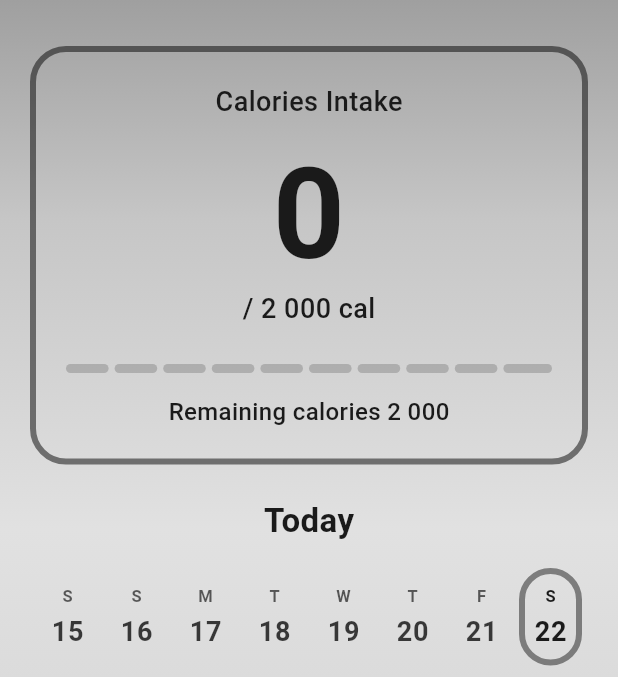
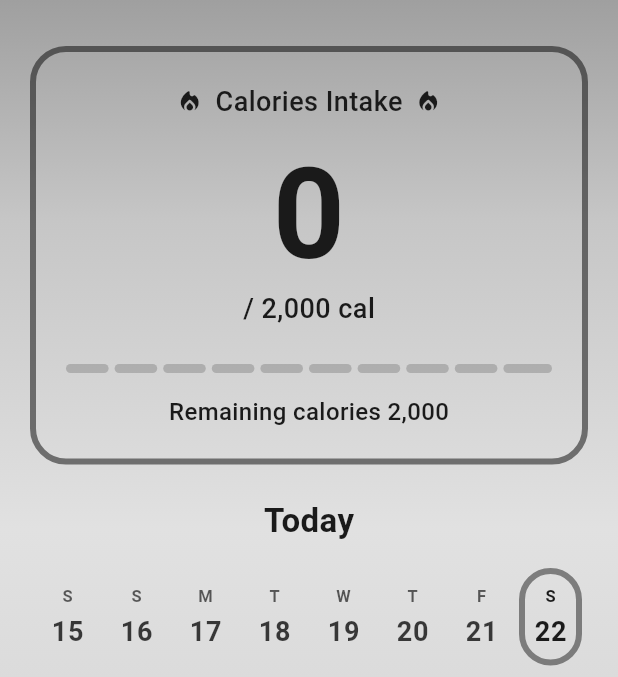
Before and after one commit to siho1117/food_cal, a Flutter app: the screen it shows after launch, on a phone screen of 412 x 824 dp, the part 89-766 px from its top. Run offline on Flutter 3.47's test engine with Material 3 defaults, Android fonts, the phone set to English and light mode, and no system bars; our stand-ins replace fl_chart, flutter_dotenv, flutter_image_compress, flutter_slidable, image_gallery_saver, image_picker and 4 more; accounts and stored records are empty.

Commit message:
Your commit message here

```diff
--- a/lib/l10n/app_en.arb
+++ b/lib/l10n/app_en.arb
@@ -5,6 +5,7 @@
   "caloriesToday": "Calories Intake",
   "cal": "cal",
   "remainingCalories": "Remaining calories",
+  "caloriesOver": "Calories over",
 
   "@@ COMMENT": "WeekNavigationWidget - NEW",
   "today": "Today",
--- a/lib/l10n/app_zh.arb
+++ b/lib/l10n/app_zh.arb
@@ -5,6 +5,7 @@
   "caloriesToday": "Calories Intake",
   "cal": "cal",
   "remainingCalories": "Remaining calories",
+  "caloriesOver": "Calories over",
 
   "@@ COMMENT": "WeekNavigationWidget - NEW",
   "today": "Today",
--- a/lib/l10n/app_zh_CN.arb
+++ b/lib/l10n/app_zh_CN.arb
@@ -5,6 +5,7 @@
   "caloriesToday": "Calories Intake",
   "cal": "cal",
   "remainingCalories": "Remaining calories",
+  "caloriesOver": "Calories over",
 
   "@@ COMMENT": "WeekNavigationWidget - NEW",
   "today": "Today",
--- a/lib/l10n/app_zh_TW.arb
+++ b/lib/l10n/app_zh_TW.arb
@@ -5,6 +5,7 @@
   "caloriesToday": "Calories Intake",
   "cal": "cal",
   "remainingCalories": "Remaining calories",
+  "caloriesOver": "Calories over",
 
   "@@ COMMENT": "WeekNavigationWidget - NEW",
   "today": "Today",
--- a/lib/widgets/home/calorie_summary_widget.dart
+++ b/lib/widgets/home/calorie_summary_widget.dart
@@ -12,6 +12,45 @@ class _CalorieSummaryDesign {
   static const double progressBarGap = 4.0;
   static const int progressBarSegments = 10;
   static const Color progressColorOver = Color(0xFFFF6B6B); // Soft red
+  static const double mainCalorieFontSize = 84.0;
+}
+
+/// Utility class for calorie-related calculations and formatting
+/// Extracted for testability
+class CalorieSummaryUtils {
+  /// Formats a number with thousands separator or k-suffix
+  /// Examples: 1500 → "1,500", 10000 → "10.0k", 10500 → "10.5k"
+  static String formatNumber(int number) {
+    if (number >= 10000) {
+      final k = number / 1000;
+      if (k % 1 == 0) {
+        return '${k.toInt()}k';
+      }
+      return '${k.toStringAsFixed(1)}k';
+    }
+
+    final str = number.toString();
+    if (str.length <= 3) return str;
+
+    final buffer = StringBuffer();
+    for (int i = 0; i < str.length; i++) {
+      if (i > 0 && (str.length - i) % 3 == 0) {
+        buffer.write(',');
+      }
+      buffer.write(str[i]);
+    }
+    return buffer.toString();
+  }
+
+  /// Calculates remaining calories (can be negative if over budget)
+  static int calculateRemaining(int totalCalories, int calorieGoal) {
+    return calorieGoal - totalCalories;
+  }
+
+  /// Calculates progress as a value between 0.0 and 1.0
+  static double calculateProgress(int totalCalories, int calorieGoal) {
+    return (totalCalories / calorieGoal).clamp(0.0, 1.0);
+  }
 }
 
 class CalorieSummaryWidget extends StatefulWidget {
@@ -109,6 +148,20 @@ class _CalorieSummaryWidgetState extends State<CalorieSummaryWidget>
     super.dispose();
   }
 
+  String _buildSemanticLabel(int totalCalories, int calorieGoal, int remaining, bool isOverBudget) {
+    final currentText = AppLocalizations.of(context)!.caloriesToday;
+    final remainingText = AppLocalizations.of(context)!.remainingCalories;
+
+    if (isOverBudget) {
+      final overAmount = remaining.abs();
+      return '$currentText: $totalCalories of $calorieGoal calories. Over budget by $overAmount calories.';
+    } else if (remaining == 0) {
+      return '$currentText: $totalCalories of $calorieGoal calories. Goal reached.';
+    } else {
+      return '$currentText: $totalCalories of $calorieGoal calories. $remaining $remainingText.';
+    }
+  }
+
   @override
   Widget build(BuildContext context) {
     // ✅ NEW: Now consuming both HomeProvider AND ThemeProvider
@@ -121,17 +174,19 @@ class _CalorieSummaryWidgetState extends State<CalorieSummaryWidget>
         final totalCalories = homeProvider.totalCalories;
         final calorieGoal = homeProvider.calorieGoal;
 
-        final remaining = calorieGoal - totalCalories;
+        final remaining = CalorieSummaryUtils.calculateRemaining(totalCalories, calorieGoal);
         final isOverBudget = remaining < 0;
 
         _checkForRefresh(totalCalories, calorieGoal);
 
-        final calorieProgress = (totalCalories / calorieGoal).clamp(0.0, 1.0);
+        final calorieProgress = CalorieSummaryUtils.calculateProgress(totalCalories, calorieGoal);
 
         return SlideTransition(
           position: _slideAnimation,
           child: FadeTransition(
             opacity: _fadeAnimation,
+            child: Semantics(
+              label: _buildSemanticLabel(totalCalories, calorieGoal, remaining, isOverBudget),
               child: _buildTransparentCard(
                 themeProvider: themeProvider,
                 totalCalories: totalCalories,
@@ -139,6 +194,7 @@ class _CalorieSummaryWidgetState extends State<CalorieSummaryWidget>
                 remaining: remaining,
                 isOverBudget: isOverBudget,
                 calorieProgress: calorieProgress,
+              ),
             ),
           ),
         );
@@ -203,7 +259,16 @@ class _CalorieSummaryWidgetState extends State<CalorieSummaryWidget>
         padding: AppWidgetTheme.cardPadding,
         child: Column(
           children: [
-            // Title
+            // Title with flame icons on both sides
+            Row(
+              mainAxisAlignment: MainAxisAlignment.center,
+              children: [
+                Icon(
+                  Icons.local_fire_department_rounded,
+                  size: AppWidgetTheme.fontSizeLG,
+                  color: textColor,
+                ),
+                const SizedBox(width: 8),
                 Text(
                   AppLocalizations.of(context)!.caloriesToday,
                   style: TextStyle(
@@ -213,6 +278,14 @@ class _CalorieSummaryWidgetState extends State<CalorieSummaryWidget>
                     letterSpacing: 0.3,
                     shadows: AppWidgetTheme.textShadows,
                   ),
+                ),
+                const SizedBox(width: 8),
+                Icon(
+                  Icons.local_fire_department_rounded,
+                  size: AppWidgetTheme.fontSizeLG,
+                  color: textColor,
+                ),
+              ],
             ),
 
             SizedBox(height: AppWidgetTheme.spaceXL),
@@ -236,6 +309,16 @@ class _CalorieSummaryWidgetState extends State<CalorieSummaryWidget>
   }
 
   Widget _buildMainDisplay(int totalCalories, int calorieGoal, Color textColor) {
+    // Cache the TextStyle to avoid recreating it on every animation frame
+    final numberStyle = TextStyle(
+      fontSize: _CalorieSummaryDesign.mainCalorieFontSize,
+      fontWeight: FontWeight.w600,
+      color: textColor,
+      height: 1.0,
+      letterSpacing: -2,
+      shadows: AppWidgetTheme.textShadows,
+    );
+
     return Center(
       child: Column(
         children: [
@@ -246,15 +329,8 @@ class _CalorieSummaryWidgetState extends State<CalorieSummaryWidget>
               final animatedValue = (_countAnimation.value * totalCalories).round();
 
               return Text(
-                _formatNumber(animatedValue),
-                style: TextStyle(
-                  fontSize: 84,
-                  fontWeight: FontWeight.w600,
-                  color: textColor,
-                  height: 1.0,
-                  letterSpacing: -2,
-                  shadows: AppWidgetTheme.textShadows,
-                ),
+                CalorieSummaryUtils.formatNumber(animatedValue),
+                style: numberStyle,
               );
             },
           ),
@@ -263,7 +339,7 @@ class _CalorieSummaryWidgetState extends State<CalorieSummaryWidget>
 
           // Goal line
           Text(
-            '/ ${_formatNumber(calorieGoal)} ${AppLocalizations.of(context)!.cal}',
+            '/ ${CalorieSummaryUtils.formatNumber(calorieGoal)} ${AppLocalizations.of(context)!.cal}',
             style: TextStyle(
               fontSize: AppWidgetTheme.fontSizeLG,
               fontWeight: FontWeight.w500,
@@ -286,6 +362,11 @@ class _CalorieSummaryWidgetState extends State<CalorieSummaryWidget>
         ? _CalorieSummaryDesign.progressColorOver
         : textColor;
 
+    // Cache colors to avoid recreating them on every animation frame
+    final filledColor = progressColor.withValues(alpha: AppWidgetTheme.opacityHighest);
+    final unfilledColor = textColor.withValues(alpha: AppWidgetTheme.opacityMediumHigh);
+    final shadowColor = progressColor.withValues(alpha: 0.3);
+
     return AnimatedBuilder(
       animation: _progressAnimation,
       builder: (context, child) {
@@ -302,13 +383,11 @@ class _CalorieSummaryWidgetState extends State<CalorieSummaryWidget>
                   right: index < segmentCount - 1 ? _CalorieSummaryDesign.progressBarGap : 0,
                 ),
                 decoration: BoxDecoration(
-                  color: isFilled
-                      ? progressColor.withValues(alpha: AppWidgetTheme.opacityHighest)
-                      : textColor.withValues(alpha: AppWidgetTheme.opacityMediumHigh),
+                  color: isFilled ? filledColor : unfilledColor,
                   borderRadius: BorderRadius.circular(3),
                   boxShadow: isFilled ? [
                     BoxShadow(
-                      color: progressColor.withValues(alpha: 0.3),
+                      color: shadowColor,
                       blurRadius: 6,
                       offset: const Offset(0, 0),
                     ),
@@ -324,19 +403,23 @@ class _CalorieSummaryWidgetState extends State<CalorieSummaryWidget>
 
   Widget _buildRemainingInfo(int remaining, Color textColor) {
     String displayValue;
+    String labelText;
 
     if (remaining > 0) {
-      displayValue = _formatNumber(remaining);
+      displayValue = CalorieSummaryUtils.formatNumber(remaining);
+      labelText = AppLocalizations.of(context)!.remainingCalories;
     } else if (remaining < 0) {
       final overAmount = remaining.abs();
-      displayValue = '+${_formatNumber(overAmount)}';
+      displayValue = '+${CalorieSummaryUtils.formatNumber(overAmount)}';
+      labelText = AppLocalizations.of(context)!.caloriesOver;
     } else {
       displayValue = '0';
+      labelText = AppLocalizations.of(context)!.remainingCalories;
     }
 
     return Center(
       child: Text(
-        '${AppLocalizations.of(context)!.remainingCalories} $displayValue',
+        '$labelText $displayValue',
         style: TextStyle(
           fontSize: AppWidgetTheme.fontSizeML,
           fontWeight: FontWeight.w500,
@@ -346,26 +429,4 @@ class _CalorieSummaryWidgetState extends State<CalorieSummaryWidget>
       ),
     );
   }
-
-  String _formatNumber(int number) {
-    if (number >= 10000) {
-      final k = number / 1000;
-      if (k % 1 == 0) {
-        return '${k.toInt()}k';
 }
-      return '${k.toStringAsFixed(1)}k';
-    }
-
-    final str = number.toString();
-    if (str.length <= 3) return str;
-
-    final buffer = StringBuffer();
-    for (int i = 0; i < str.length; i++) {
-      if (i > 0 && (str.length - i) % 3 == 0) {
-        buffer.write(' ');
-      }
-      buffer.write(str[i]);
-    }
-    return buffer.toString();
-  }
-}
```
Also changed, not shown: lib/l10n/generated/app_localizations.dart, lib/l10n/generated/app_localizations_en.dart, lib/l10n/generated/app_localizations_zh.dart, 1 other file. Lines whose indentation alone changed are shown as unchanged.
